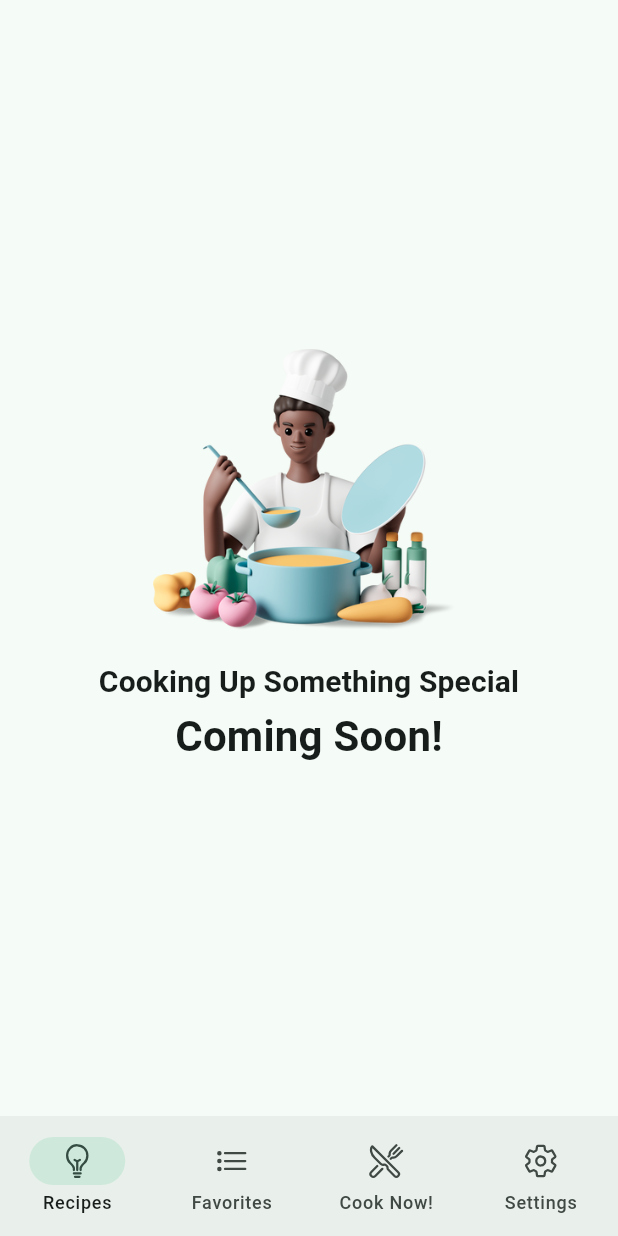
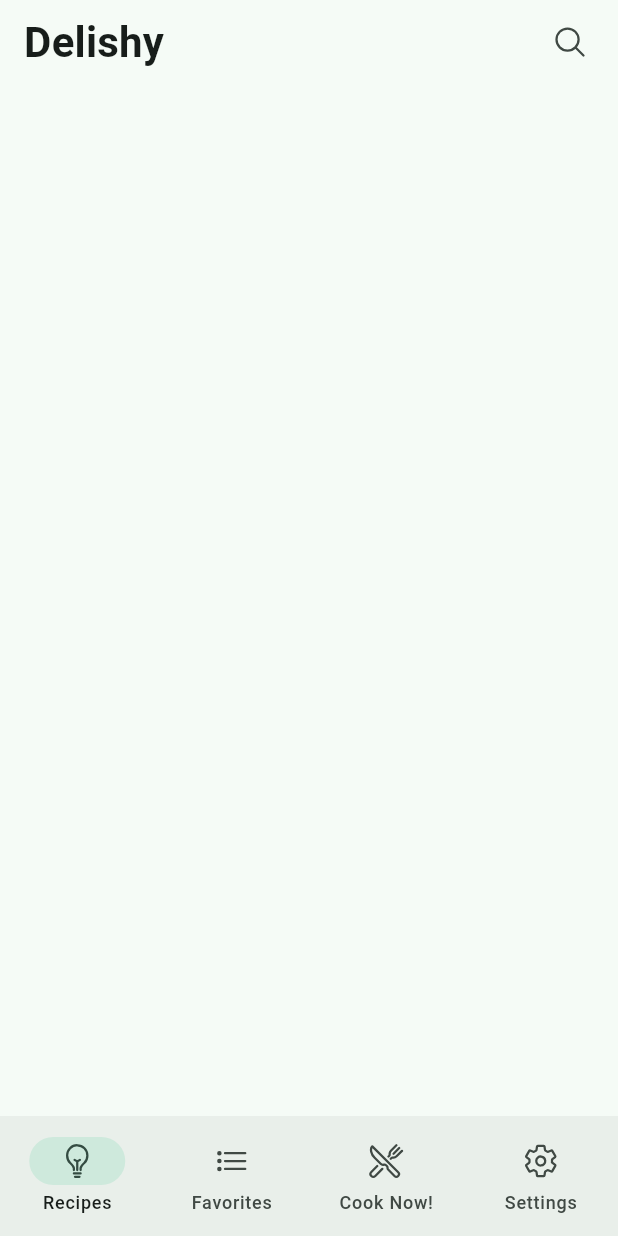
Before and after one commit to jezsdaniel/delishy, a Flutter app: the screen it shows after launch, after a tap on "Let's start!", on a phone screen of 412 x 824 dp. Run offline on Flutter 3.47's test engine with Material 2 defaults, Android fonts, the phone set to English and light mode, and no system bars; our stand-ins replace bloc, equatable, flutter_bloc, go_router, google_fonts, ionicons; generated files the repository leaves out were written again; Roboto replaces fonts that are missing (Baskervville).

Commit message:
add recipes page app bar

```diff
--- /dev/null
+++ b/lib/features/recipes/presentation/pages/recipes/app_bar.dart
@@ -0,0 +1,24 @@
+import 'package:flutter/material.dart';
+import 'package:ionicons/ionicons.dart';
+
+class RecipesAppBar extends AppBar {
+  RecipesAppBar({
+    required String titleText,
+    required BuildContext context,
+    super.key,
+  }) : super(
+          title: Text(
+            titleText,
+            style: Theme.of(context).textTheme.titleMedium,
+          ),
+          actions: [
+            Container(
+              margin: const EdgeInsets.only(right: 8),
+              child: IconButton(
+                onPressed: () {},
+                icon: const Icon(Ionicons.search_outline),
+              ),
+            ),
+          ],
+        );
+}
--- a/lib/features/recipes/presentation/pages/recipes/page.dart
+++ b/lib/features/recipes/presentation/pages/recipes/page.dart
@@ -1,4 +1,5 @@
-import 'package:delishy/features/home/presentation/pages/coming_soon/page.dart';
+import 'package:delishy/features/recipes/presentation/pages/recipes/app_bar.dart';
+import 'package:delishy/l10n/l10n.dart';
 import 'package:flutter/material.dart';
 
 class RecipesPage extends StatelessWidget {
@@ -6,6 +7,21 @@ class RecipesPage extends StatelessWidget {
 
   @override
   Widget build(BuildContext context) {
-    return const ComingSoonPage();
+    return const RecipesView();
   }
 }
+
+class RecipesView extends StatelessWidget {
+  const RecipesView({super.key});
+
+  @override
+  Widget build(BuildContext context) {
+    final l11n = context.l10n;
+    return Scaffold(
+      appBar: RecipesAppBar(
+        titleText: l11n.appName,
+        context: context,
+      ),
+    );
+  }
+}
```
Also changed, not shown: 1 other file.
